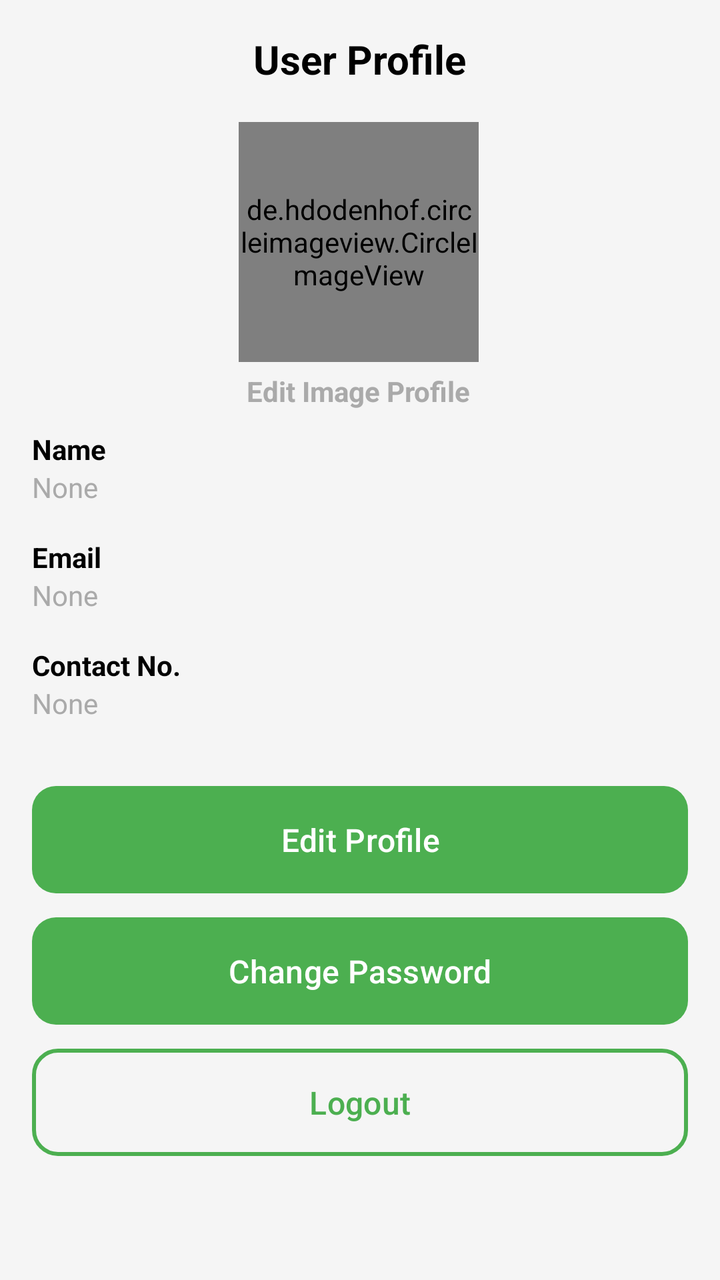
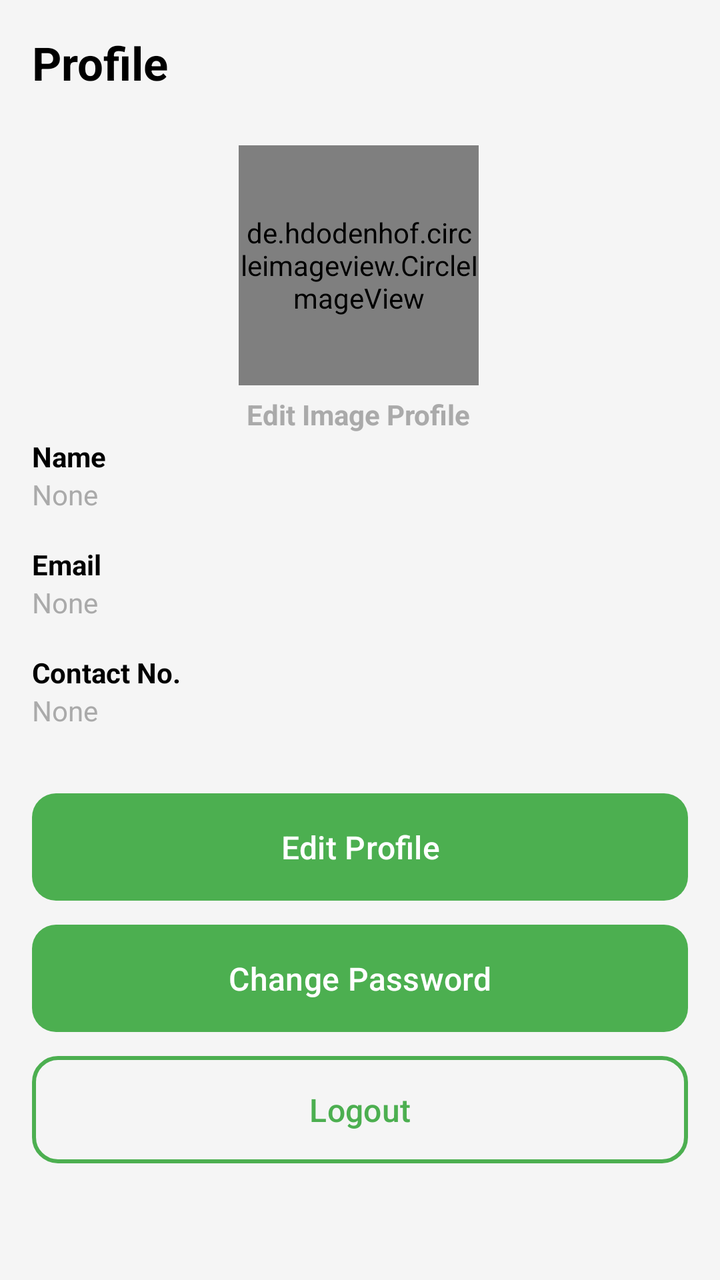

Compare the two renders of this Android layout. The source of the first and the diff that turns it into the second are given below.
<!-- AndroidManifest.xml: application theme Theme.SmartWaste -->
<!-- res/layout/fragment_profile.xml -->
<androidx.constraintlayout.widget.ConstraintLayout
    xmlns:android="http://schemas.android.com/apk/res/android"
    xmlns:app="http://schemas.android.com/apk/res-auto"
    xmlns:tools="http://schemas.android.com/tools"
    android:layout_width="match_parent"
    android:layout_height="match_parent"
    android:padding="16dp"
    android:background="@color/medyowhite">

    <LinearLayout
        android:layout_width="wrap_content"
        android:layout_height="wrap_content"
        android:layout_gravity="center"
        android:layout_marginTop="8dp"
        android:gravity="center"
        android:orientation="vertical"
        android:padding="10dp"
        app:layout_constraintEnd_toEndOf="parent"
        app:layout_constraintHorizontal_bias="0.497"
        app:layout_constraintStart_toStartOf="parent"
        app:layout_constraintTop_toBottomOf="@+id/profileTitle">

        
        <de.hdodenhof.circleimageview.CircleImageView
            android:id="@+id/profileImage"
            android:layout_width="120dp"
            android:layout_height="120dp"
            android:scaleType="centerCrop"
            android:src="@drawable/default_profile" />

        
        <TextView
            android:id="@+id/editProfileText"
            android:layout_width="wrap_content"
            android:layout_height="wrap_content"
            android:layout_marginTop="5dp"
            android:text="Edit Image Profile"
            android:textColor="@android:color/darker_gray"
            android:textSize="14sp"
            android:textStyle="bold" />
    </LinearLayout>

    <ProgressBar
        android:id="@+id/progressBar"
        style="@android:style/Widget.Material.ProgressBar.Large"
        android:layout_width="20dp"
        android:layout_height="8dp"
        android:visibility="gone"
        app:layout_constraintEnd_toEndOf="parent"
        app:layout_constraintStart_toStartOf="parent"
        tools:layout_editor_absoluteY="16dp" />


    <TextView
        android:id="@+id/profileTitle"
        android:layout_width="wrap_content"
        android:layout_height="wrap_content"
        android:text="User Profile"
        android:textColor="@android:color/black"
        android:textSize="20sp"
        android:textStyle="bold"
        app:layout_constraintEnd_toEndOf="parent"
        app:layout_constraintStart_toStartOf="parent"
        app:layout_constraintTop_toTopOf="parent" />

    <TextView
        android:id="@+id/nameLabel"
        android:layout_width="wrap_content"
        android:layout_height="wrap_content"
        android:layout_marginTop="172dp"
        android:text="Name"
        android:textColor="@android:color/black"
        android:textSize="14sp"
        android:textStyle="bold"
        app:layout_constraintStart_toStartOf="parent"
        app:layout_constraintTop_toBottomOf="@id/profileTitle" />

    <TextView
        android:id="@+id/nameTextView"
        android:layout_width="wrap_content"
        android:layout_height="wrap_content"
        android:text="None"
        android:textColor="@android:color/darker_gray"
        android:textSize="14sp"
        app:layout_constraintTop_toBottomOf="@id/nameLabel"
        app:layout_constraintStart_toStartOf="parent"/>

    
    <TextView
        android:id="@+id/emailLabel"
        android:layout_width="wrap_content"
        android:layout_height="wrap_content"
        android:text="Email"
        android:textColor="@android:color/black"
        android:textSize="14sp"
        android:textStyle="bold"
        android:layout_marginTop="16dp"
        app:layout_constraintTop_toBottomOf="@id/nameTextView"
        app:layout_constraintStart_toStartOf="parent"/>

    <TextView
        android:id="@+id/emailTextView"
        android:layout_width="wrap_content"
        android:layout_height="wrap_content"
        android:text="None"
        android:textColor="@android:color/darker_gray"
        android:textSize="14sp"
        app:layout_constraintTop_toBottomOf="@id/emailLabel"
        app:layout_constraintStart_toStartOf="parent"/>


    <TextView
        android:id="@+id/contactLabel"
        android:layout_width="wrap_content"
        android:layout_height="wrap_content"
        android:text="Contact No."
        android:textColor="@android:color/black"
        android:textSize="14sp"
        android:textStyle="bold"
        android:layout_marginTop="16dp"
        app:layout_constraintTop_toBottomOf="@id/emailTextView"
        app:layout_constraintStart_toStartOf="parent"/>

    <TextView
        android:id="@+id/contactTextView"
        android:layout_width="wrap_content"
        android:layout_height="wrap_content"
        android:text="None"
        android:textColor="@android:color/darker_gray"
        android:textSize="14sp"
        app:layout_constraintTop_toBottomOf="@id/contactLabel"
        app:layout_constraintStart_toStartOf="parent"/>

    <Button
        android:id="@+id/editProfileButton"
        android:layout_width="match_parent"
        android:layout_height="wrap_content"
        android:layout_marginTop="32dp"
        android:background="@drawable/button_hover_selector"
        android:padding="12dp"
        android:text="Edit Profile"
        android:textAllCaps="false"
        android:textColor="@color/button_text_color"
        android:textSize="16sp"
        app:layout_constraintStart_toStartOf="parent"
        app:layout_constraintEnd_toEndOf="parent"
        app:layout_constraintTop_toBottomOf="@id/contactTextView"/>

    <Button
        android:id="@+id/changePasswordButton"
        android:layout_width="match_parent"
        android:layout_height="wrap_content"
        android:background="@drawable/button_hover_selector"
        android:padding="12dp"
        android:text="Change Password"
        android:textAllCaps="false"
        android:textColor="@color/button_text_color"
        android:textSize="16sp"
        android:layout_marginTop="12dp"
        app:layout_constraintStart_toStartOf="parent"
        app:layout_constraintEnd_toEndOf="parent"
        app:layout_constraintTop_toBottomOf="@id/editProfileButton"/>

    <Button
        android:id="@+id/logoutButton"
        android:layout_width="match_parent"
        android:layout_height="wrap_content"
        android:background="@drawable/logout_button_selector"
        android:padding="12dp"
        android:text="Logout"
        android:textAllCaps="false"
        android:textColor="@color/logout_text_color"
        android:textSize="16sp"
        android:layout_marginTop="12dp"
        app:layout_constraintStart_toStartOf="parent"
        app:layout_constraintEnd_toEndOf="parent"
        app:layout_constraintTop_toBottomOf="@id/changePasswordButton"/>

</androidx.constraintlayout.widget.ConstraintLayout>
<!-- resources referenced by this layout -->
<resources>
  <color name="medyowhite">#F5F5F5</color>
  <!-- drawable button_hover_selector (drawable) -->
  <?xml version="1.0" encoding="utf-8"?>
  <selector xmlns:android="http://schemas.android.com/apk/res/android">
  
      
      <item android:state_pressed="true">
          <shape android:shape="rectangle">
              <solid android:color="@color/darkGreen"/>  
              <corners android:radius="12dp"/>
              <padding android:left="12dp" android:right="12dp" android:top="12dp" android:bottom="12dp"/>
          </shape>
      </item>
  
      
      <item android:state_focused="true">
          <shape android:shape="rectangle">
              <solid android:color="@color/light_blue"/>  
              <corners android:radius="12dp"/>
              <padding android:left="12dp" android:right="12dp" android:top="12dp" android:bottom="12dp"/>
          </shape>
      </item>
  
      
      <item>
          <shape android:shape="rectangle">
              <solid android:color="@color/greenBackground"/>  
              <corners android:radius="12dp"/>
              <padding android:left="12dp" android:right="12dp" android:top="12dp" android:bottom="12dp"/>
          </shape>
      </item>
  
  </selector>
  <!-- drawable default_profile: jpg bitmap (drawable, 258469 bytes) -->
  <!-- drawable logout_button_selector (drawable) -->
  <?xml version="1.0" encoding="utf-8"?>
  <selector xmlns:android="http://schemas.android.com/apk/res/android">
  
      
      <item android:state_pressed="true">
          <shape android:shape="rectangle">
              <solid android:color="@color/greenBackground"/>  
              <stroke android:width="2dp" android:color="@color/darkGreen"/>  
              <corners android:radius="12dp"/>
              <padding android:left="12dp" android:right="12dp" android:top="12dp" android:bottom="12dp"/>
          </shape>
      </item>
  
      
      <item>
          <shape android:shape="rectangle">
              <solid android:color="@android:color/transparent"/>  
              <stroke android:width="2dp" android:color="@color/greenBackground"/>  
              <corners android:radius="12dp"/>
              <padding android:left="12dp" android:right="12dp" android:top="12dp" android:bottom="12dp"/>
          </shape>
      </item>
  
  </selector>
  <style name="Theme.SmartWaste" parent="Base.Theme.SmartWaste" />
  <color name="darkGreen">#388E3C</color>
  <color name="light_blue">#ADD8E6</color>
  <color name="greenBackground">#4CAF50</color>
  <style name="Base.Theme.SmartWaste" parent="Theme.Material3.DayNight.NoActionBar">
          <item name="colorPrimary">@color/greenBackground</item>
          <item name="colorPrimaryVariant">@color/greenBackground</item>
          <item name="colorAccent">@color/greenBackground</item>
      </style>
</resources>

<!-- the commit's change to res/layout/fragment_profile.xml (unified diff, before → after) -->
@@ -8,10 +8,11 @@
     android:background="@color/medyowhite">
 
     <LinearLayout
+        android:id="@+id/linearLayout"
         android:layout_width="wrap_content"
         android:layout_height="wrap_content"
         android:layout_gravity="center"
-        android:layout_marginTop="8dp"
+        android:layout_marginTop="16dp"
         android:gravity="center"
         android:orientation="vertical"
         android:padding="10dp"
@@ -50,16 +51,16 @@
         app:layout_constraintStart_toStartOf="parent"
         tools:layout_editor_absoluteY="16dp" />
 
-
     <TextView
         android:id="@+id/profileTitle"
         android:layout_width="wrap_content"
         android:layout_height="wrap_content"
-        android:text="User Profile"
+        android:text="Profile"
         android:textColor="@android:color/black"
-        android:textSize="20sp"
+        android:textSize="23sp"
         android:textStyle="bold"
         app:layout_constraintEnd_toEndOf="parent"
+        app:layout_constraintHorizontal_bias="0.0"
         app:layout_constraintStart_toStartOf="parent"
         app:layout_constraintTop_toTopOf="parent" />
 
@@ -85,7 +86,6 @@
         app:layout_constraintTop_toBottomOf="@id/nameLabel"
         app:layout_constraintStart_toStartOf="parent"/>
 
-    
     <TextView
         android:id="@+id/emailLabel"
         android:layout_width="wrap_content"
<!-- resource entries referenced after the edit -->
@@ -63,10 +63,11 @@
   <color name="darkGreen">#388E3C</color>
   <color name="light_blue">#ADD8E6</color>
   <color name="greenBackground">#4CAF50</color>
-  <style name="Base.Theme.SmartWaste" parent="Theme.Material3.DayNight.NoActionBar">
+  <style name="Base.Theme.SmartWaste" parent="Theme.Material3.Light.NoActionBar">
           <item name="colorPrimary">@color/greenBackground</item>
           <item name="colorPrimaryVariant">@color/greenBackground</item>
           <item name="colorAccent">@color/greenBackground</item>
+          <item name="android:forceDarkAllowed" tools:targetApi="q">false</item>
       </style>
 </resources>
 
